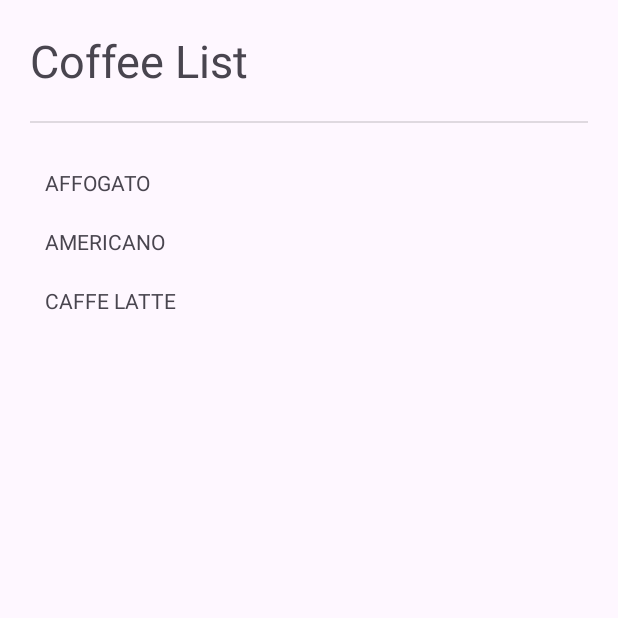
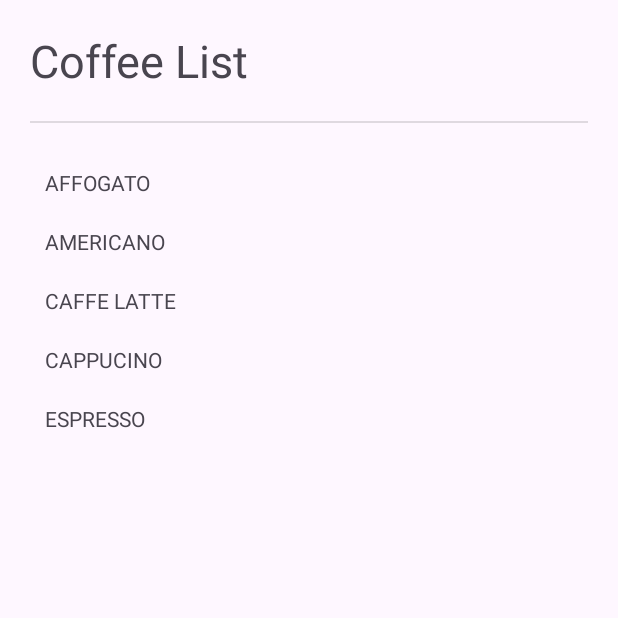
Before and after one commit to cottoncloudy/LAB_WEEK_03, an Android app: the screen it shows after launch (MainActivity), on a phone screen of 412 x 824 dp, the top half of it. Run offline under Robolectric (Android 15) with nearby library versions, the phone set to English and light mode, and no system bars.

Commit message:
Commit No.5 – add back button & extend list

```diff
--- a/app/src/main/java/com/example/lab_week_03/ListFragment.kt
+++ b/app/src/main/java/com/example/lab_week_03/ListFragment.kt
@@ -27,8 +27,10 @@ class ListFragment : Fragment() {
         val coffeeList = listOf<View>(
             view.findViewById(R.id.affogato),
             view.findViewById(R.id.americano),
-            view.findViewById(R.id.latte)
-        )
+            view.findViewById(R.id.latte),
+            view.findViewById(R.id.cappuccino),
+            view.findViewById(R.id.espresso)
+            )
 
         coffeeList.forEach { coffee ->
             coffee.setOnClickListener {
--- a/app/src/main/res/layout/fragment_list.xml
+++ b/app/src/main/res/layout/fragment_list.xml
@@ -37,5 +37,17 @@
             android:layout_height="wrap_content"
             android:padding="10dp"
             android:text="@string/latte_title"/>
+        <TextView
+            android:id="@+id/cappuccino"
+            android:layout_width="match_parent"
+            android:layout_height="wrap_content"
+            android:padding="10dp"
+            android:text="@string/cappuccino_title"/>
+        <TextView
+            android:id="@+id/espresso"
+            android:layout_width="match_parent"
+            android:layout_height="wrap_content"
+            android:padding="10dp"
+            android:text="@string/espresso_title"/>
     </LinearLayout>
 </ScrollView>
--- a/app/src/main/res/values/strings.xml
+++ b/app/src/main/res/values/strings.xml
@@ -14,5 +14,11 @@ extraction.)</string>
 espresso with steamed milk and only a little milk foam poured over it. Serve in a
 latte glass or a coffee cup. Flavored syrup can be added.</string>
 
+    <string name="cappuccino_title">CAPPUCINO</string>
+    <string name="cappuccino_desc">A coffee drink made with espresso and hot milk, topped with steamed milk foam</string>
+
+    <string name="espresso_title">ESPRESSO</string>
+    <string name="espresso_desc">A concentrated form of coffee served in small, strong shots</string>
+
     <string name="coffee_list">Coffee List</string>
 </resources>
```
Also changed, not shown: app/src/main/java/com/example/lab_week_03/DetailFragment.kt (+18 -2 lines), app/src/main/res/layout/fragment_detail.xml (+7 -0 lines).
